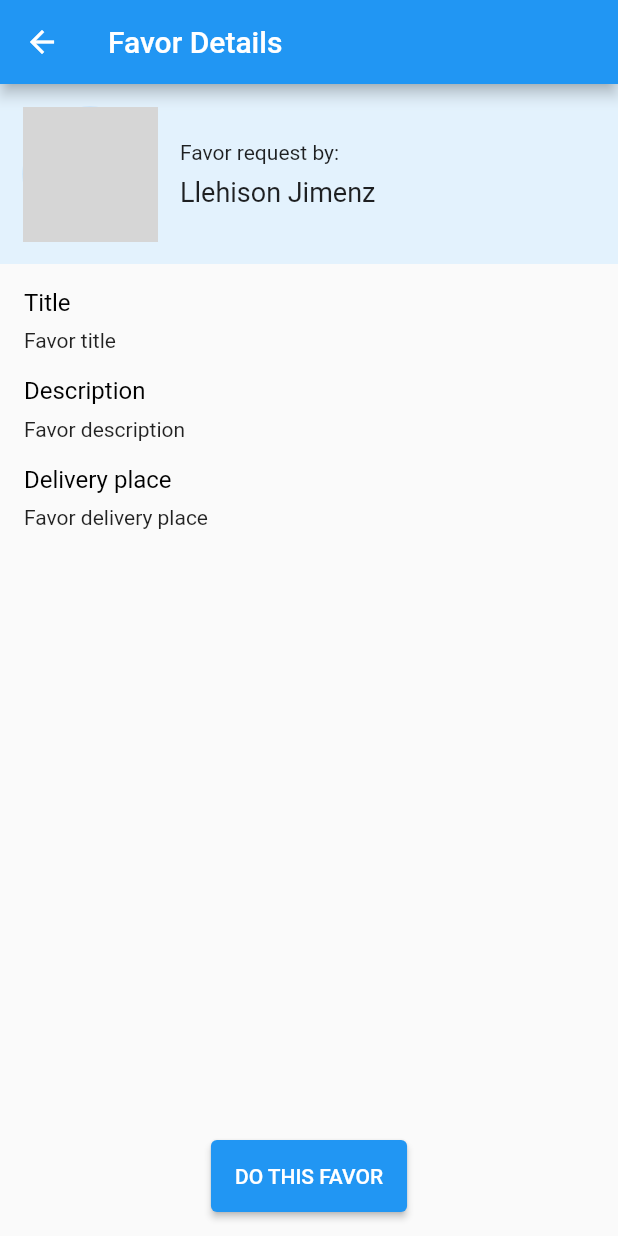
After one commit to casa98/UniFavores-Flutter, a Flutter app: the FavorDetail screen opened directly, on a phone screen of 412 x 824 dp. The commit adds this screen. Run offline on Flutter 3.47's test engine with Material 2 defaults, Android fonts, the phone set to English and light mode, and no system bars; our stand-ins replace cloud_firestore, email_validator, firebase_auth, firebase_core, flutter_spinkit; accounts and stored records are empty; network calls fail; grey boxes are pictures that could not be loaded.

Commit message:
Create 'Favor Details' UI

```diff
--- a/lib/screens/add_favor.dart
+++ b/lib/screens/add_favor.dart
@@ -43,7 +43,7 @@ class _AddFavorState extends State<AddFavor> {
               SizedBox(height: 20.0),
               deliveryPlaceFormField(),
               SizedBox(height: 20.0),
-              RaisedButton(
+              ElevatedButton(
                 onPressed: () {
                   if (_formKey.currentState.validate()) {
                     DatabaseService()
@@ -51,15 +51,9 @@ class _AddFavorState extends State<AddFavor> {
                     Navigator.of(context).pop();
                   }
                 },
-                color: Colors.blue[600],
                 child: Container(
                   padding: EdgeInsets.fromLTRB(0.0, 16.0, 0.0, 16.0),
-                  child: Text(
-                    REQUEST_FAVOR,
-                    style: TextStyle(
-                      color: Colors.white,
-                    ),
-                  ),
+                  child: Text(REQUEST_FAVOR),
                 ),
               ),
               SizedBox(height: 20.0),
--- /dev/null
+++ b/lib/screens/favor_detail.dart
@@ -0,0 +1,92 @@
+import 'package:auth/shared/constants.dart';
+import 'package:flutter/material.dart';
+
+class FavorDetail extends StatelessWidget {
+  @override
+  Widget build(BuildContext context) {
+    return Scaffold(
+      appBar: AppBar(
+        title: Text(FAVOR_DETAILS),
+      ),
+      body: Column(
+        children: [
+          Container(
+            color: Colors.blue[50],
+            height: 120.0,
+            child: Row(
+              children: [
+                Padding(
+                  padding: const EdgeInsets.all(15.0),
+                  child: CircleAvatar(
+                    maxRadius: 45,
+                    backgroundColor: Colors.blue[100],
+                    backgroundImage: NetworkImage(
+                      '',
+                    ),
+                  ),
+                ),
+                Column(
+                  mainAxisAlignment: MainAxisAlignment.center,
+                  crossAxisAlignment: CrossAxisAlignment.start,
+                  children: [
+                    Text(REQUESTED_BY),
+                    SizedBox(height: 8.0),
+                    Text(
+                      'Llehison Jimenz',
+                      style: TextStyle(
+                        fontSize: 18.0,
+                      ),
+                    ),
+                  ],
+                ),
+              ],
+            ),
+          ),
+          Padding(
+            padding: EdgeInsets.all(16.0),
+            child: Column(
+              crossAxisAlignment: CrossAxisAlignment.stretch,
+              children: [
+                Text(
+                  DETAILS_TITLE,
+                  style: TextStyle(color: Colors.black, fontSize: 16.0),
+                ),
+                SizedBox(height: 8.0),
+                Text('Favor title'),
+                SizedBox(height: 16.0),
+                Text(
+                  DETAILS_DESCRIPTION,
+                  style: TextStyle(color: Colors.black, fontSize: 16.0),
+                ),
+                SizedBox(height: 8.0),
+                Text('Favor description'),
+                SizedBox(height: 16.0),
+                Text(
+                  DETAILS_DELIVERY_PLACE,
+                  style: TextStyle(color: Colors.black, fontSize: 16.0),
+                ),
+                SizedBox(height: 8.0),
+                Text('Favor delivery place'),
+              ],
+            ),
+          ),
+          Expanded(
+            child: Align(
+              alignment: FractionalOffset.bottomCenter,
+              child: Padding(
+                padding: EdgeInsets.only(bottom: 16.0),
+                child: ElevatedButton(
+                  onPressed: () {},
+                  child: Container(
+                    padding: EdgeInsets.fromLTRB(0.0, 16.0, 0.0, 16.0),
+                    child: Text(DO_THIS_FAVOR),
+                  ),
+                ),
+              ),
+            ),
+          ),
+        ],
+      ),
+    );
+  }
+}
--- a/lib/shared/constants.dart
+++ b/lib/shared/constants.dart
@@ -42,3 +42,11 @@ const String MY_FAVORS = 'My Favors';
 const String INCOMPLETE_FAVORS = 'Incomplete Favors';
 const String ACTIVE_CHATS = 'Active Chats';
 const String STATISTICS = 'Statistics';
+
+const String FAVOR_DETAILS = 'Favor Details';
+const String REQUESTED_BY = 'Favor request by:';
+
+const String DETAILS_TITLE = 'Title';
+const String DETAILS_DESCRIPTION = 'Description';
+const String DETAILS_DELIVERY_PLACE = 'Delivery place';
+const String DO_THIS_FAVOR = 'DO THIS FAVOR';
```
